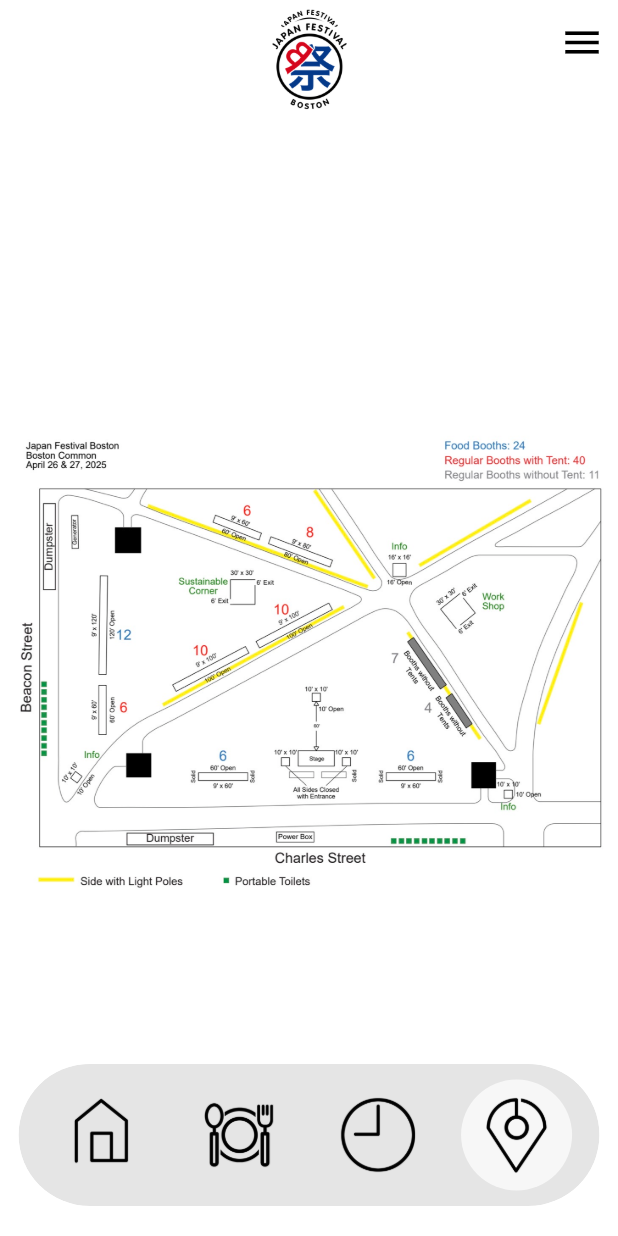
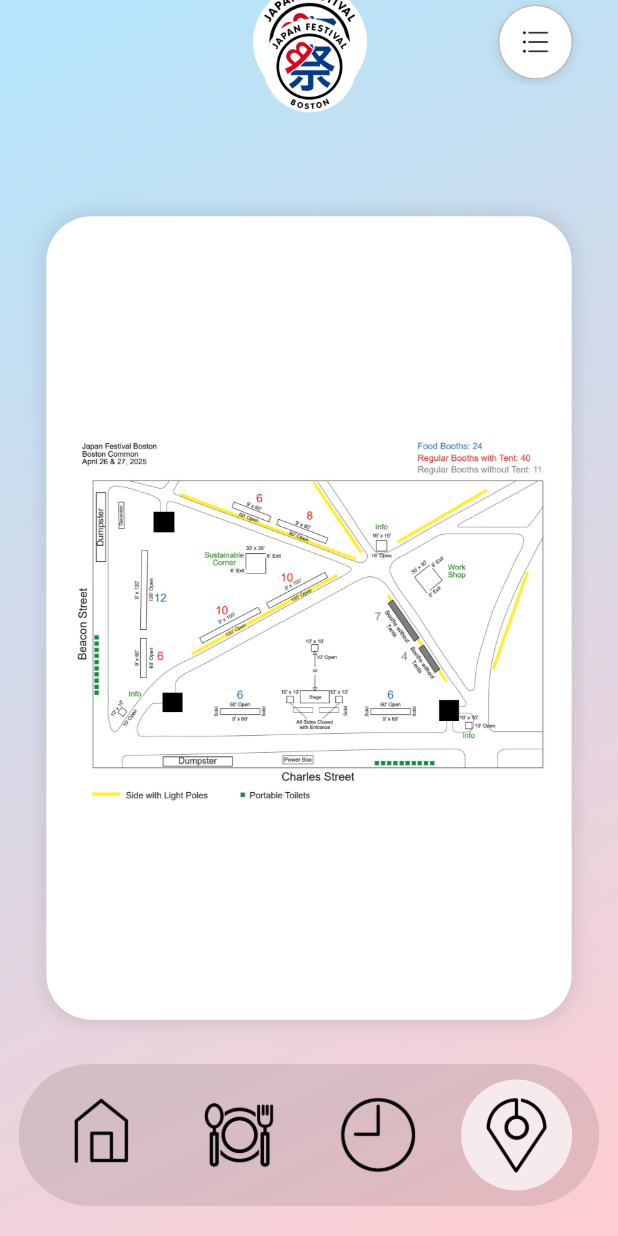
Before and after one commit to sushib0mb/JFB, a Flutter app: the screen it shows after launch, item 4 of the bottom bar chosen, on a phone screen of 412 x 824 dp. Run offline on Flutter 3.47's test engine with Material 3 defaults, Android fonts, the phone set to English and light mode, and no system bars.

Commit message:
Map page updated and finished. Just missing the map images

```diff
--- a/jfbfestival/lib/pages/map_page.dart
+++ b/jfbfestival/lib/pages/map_page.dart
@@ -4,13 +4,15 @@
   const MapPage({super.key});
 
   @override
-  _MapPageState createState() => _MapPageState();
+  MapPageState createState() => MapPageState();
 }
 
-class _MapPageState extends State<MapPage> {
+class MapPageState extends State<MapPage> {
   bool _isMiniWindowVisible = false;
   String _selectedFilter = '';
   String _currentMap = 'assets/map.png';
+  final TransformationController _transformationController = TransformationController();
+  final Duration _animationDuration = Duration(milliseconds: 300);
 
   final Map<String, String> mapImages = {
     'Food Vendors': 'assets/map1.png',
@@ -22,12 +24,6 @@
   void _toggleMiniWindow() {
     setState(() {
       _isMiniWindowVisible = !_isMiniWindowVisible;
-    });
-  }
-
-  void _hideMiniWindow() {
-    setState(() {
-      _isMiniWindowVisible = false;
     });
   }
 
@@ -46,91 +42,172 @@
 
   @override
   Widget build(BuildContext context) {
+    final Size screenSize = MediaQuery.of(context).size;
+
     return Scaffold(
-      backgroundColor: Colors.white,
+      extendBodyBehindAppBar: true,
       appBar: AppBar(
         backgroundColor: Colors.transparent,
         elevation: 0,
-        title: Image.asset('assets/JFBLogo.png', height: 50),
         centerTitle: true,
+        title: Image.asset(
+          'assets/JFBLogo.png',
+          height: 80,
+        ),
         actions: [
-          IconButton(
-            icon: Icon(Icons.menu, color: Colors.black, size: 30),
-            onPressed: _toggleMiniWindow,
+          Padding(
+            padding: const EdgeInsets.only(right: 30.0),
+            child: GestureDetector(
+              onTap: _toggleMiniWindow,
+              child: AnimatedContainer(
+                duration: _animationDuration,
+                width: 50,
+                height: 50,
+                decoration: BoxDecoration(
+                  shape: BoxShape.circle,
+                  color: _isMiniWindowVisible ? Colors.grey.shade300 : Colors.white,
+                  boxShadow: [
+                    BoxShadow(
+                      color: Colors.black.withOpacity(0.1),
+                      blurRadius: 6,
+                      offset: Offset(0, 2),
+                    ),
+                  ],
+                  border: Border.all(
+                    color: Colors.black26,
+                  ),
+                ),
+                padding: EdgeInsets.all(10),
+                child: ClipOval(
+                  child: Image.asset(
+                    'assets/Filter.png',
+                    fit: BoxFit.contain,
+                    color: _isMiniWindowVisible ? Colors.black : null,
+                  ),
+                ),
+              ),
+            ),
           ),
         ],
       ),
       body: Stack(
         children: [
-          Center(
-            child: InteractiveViewer(
-              minScale: 1.0,
-              maxScale: 5.0,
-              child: Image.asset(_currentMap),
+          // Background Gradient
+          Container(
+            decoration: BoxDecoration(
+              gradient: LinearGradient(
+                colors: [
+                  Colors.lightBlue.shade100,
+                  Colors.red.shade100,
+                ],
+                begin: Alignment.topLeft,
+                end: Alignment.bottomRight,
+              ),
             ),
           ),
 
-          if (_isMiniWindowVisible)
-            GestureDetector(
-              onTap: _hideMiniWindow,
-              behavior: HitTestBehavior.opaque,
-              child: Container(
-                color: Colors.black.withOpacity(0.3),
-                child: Center(
-                  child: GestureDetector(
-                    onTap: () {},
-                    child: Container(
-                      width: 300,
-                      padding: EdgeInsets.all(16),
-                      decoration: BoxDecoration(
-                        color: Colors.white,
-                        borderRadius: BorderRadius.circular(16),
-                        boxShadow: [
-                          BoxShadow(
-                            color: Colors.black.withOpacity(0.2),
-                            blurRadius: 10,
-                            spreadRadius: 5,
-                          ),
-                        ],
-                      ),
-                      child: Column(
-                        mainAxisSize: MainAxisSize.min,
-                        children: [
-                          _buildFilterButton('Food Vendors'),
-                          _buildFilterButton('Help Center'),
-                          _buildFilterButton('Restrooms'),
-                          _buildFilterButton('Others'),
-                        ],
-                      ),
-                    ),
+          // Map Viewer with pinch-to-zoom (InteractiveViewer)
+          Center(
+            child: Container(
+              width: screenSize.width * 0.85,
+              height: screenSize.height * 0.65,
+              decoration: BoxDecoration(
+                color: Colors.white,
+                borderRadius: BorderRadius.circular(30),
+                boxShadow: [
+                  BoxShadow(
+                    color: Colors.black.withOpacity(0.1),
+                    blurRadius: 10,
+                    spreadRadius: 2,
+                  ),
+                ],
+              ),
+              padding: EdgeInsets.all(10),
+              child: ClipRRect(
+                borderRadius: BorderRadius.circular(20),
+                child: InteractiveViewer(
+                  transformationController: _transformationController,
+                  minScale: 1.0, // Minimum scale factor (no zoom out smaller than original size)
+                  maxScale: 5.0, // Maximum zoom level (can be adjusted as needed)
+                  child: Image.asset(
+                    _currentMap,
+                    fit: BoxFit.contain,
                   ),
                 ),
               ),
             ),
+          ),
+
+          // Fullscreen expanding mini window
+          Positioned(
+            top: _isMiniWindowVisible ? 0 : 40,
+            left: _isMiniWindowVisible ? 0 : screenSize.width * 0.75,
+            right: _isMiniWindowVisible ? 0 : screenSize.width * 0.75,
+            bottom: _isMiniWindowVisible ? 0 : 40,
+            child: AnimatedOpacity(
+              duration: _animationDuration,
+              opacity: _isMiniWindowVisible ? 1 : 0,
+              child: _isMiniWindowVisible
+                  ? GestureDetector(
+                      onTap: _toggleMiniWindow,
+                      child: Container(
+                        color: Colors.black.withOpacity(0.4),
+                        child: Center(
+                          child: Container(
+                            width: screenSize.width * 0.9,
+                            height: screenSize.height * 0.9,
+                            padding: EdgeInsets.all(24),
+                            decoration: BoxDecoration(
+                              color: Colors.white,
+                              borderRadius: BorderRadius.circular(24),
+                              boxShadow: [
+                                BoxShadow(
+                                  color: Colors.black.withOpacity(0.2),
+                                  blurRadius: 12,
+                                  spreadRadius: 4,
+                                ),
+                              ],
+                            ),
+                            child: Column(
+                              mainAxisAlignment: MainAxisAlignment.center,
+                              children: [
+                                _buildFilterButton('Food Vendors', screenSize),
+                                _buildFilterButton('Help Center', screenSize),
+                                _buildFilterButton('Restrooms', screenSize),
+                                _buildFilterButton('Others', screenSize),
+                              ],
+                            ),
+                          ),
+                        ),
+                      ),
+                    )
+                  : SizedBox.shrink(),
+            ),
+          ),
         ],
       ),
     );
   }
 
-  Widget _buildFilterButton(String label) {
+  Widget _buildFilterButton(String label, Size screenSize) {
     bool isSelected = _selectedFilter == label;
     return GestureDetector(
       onTap: () => _selectFilter(label),
       child: Container(
-        width: double.infinity,
-        padding: EdgeInsets.symmetric(vertical: 12),
-        margin: EdgeInsets.symmetric(vertical: 8),
+        width: screenSize.width * 0.75,
+        padding: EdgeInsets.symmetric(vertical: 20),
+        margin: EdgeInsets.symmetric(vertical: 12),
         decoration: BoxDecoration(
-          color: isSelected ? Colors.grey.shade300 : Colors.black,
-          borderRadius: BorderRadius.circular(12),
+          color: isSelected ? Colors.grey.shade400 : Colors.grey.shade200,
+          borderRadius: BorderRadius.circular(16),
         ),
         child: Center(
           child: Text(
             label,
             style: TextStyle(
-              fontSize: 18,
+              fontSize: 22,
               fontWeight: FontWeight.bold,
-              color: isSelected ? Colors.black : Colors.white,
+              color: isSelected ? Colors.black : Colors.black87,
             ),
           ),
         ),
```
